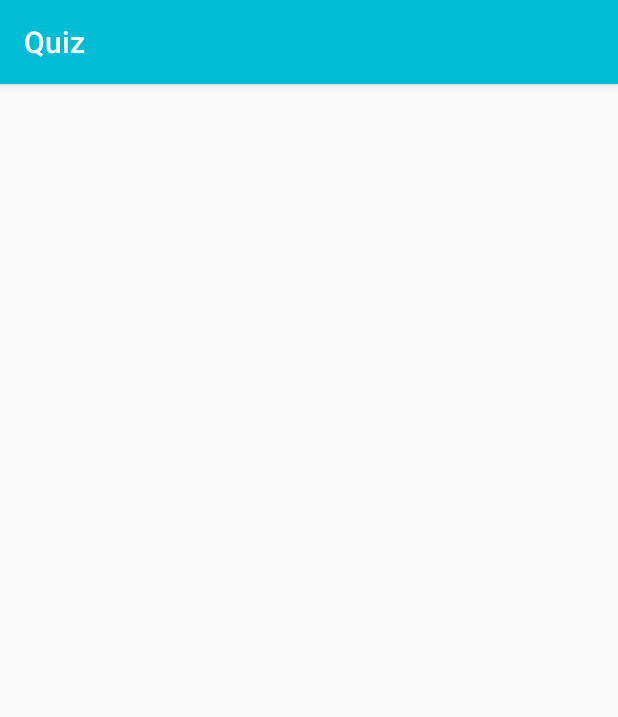
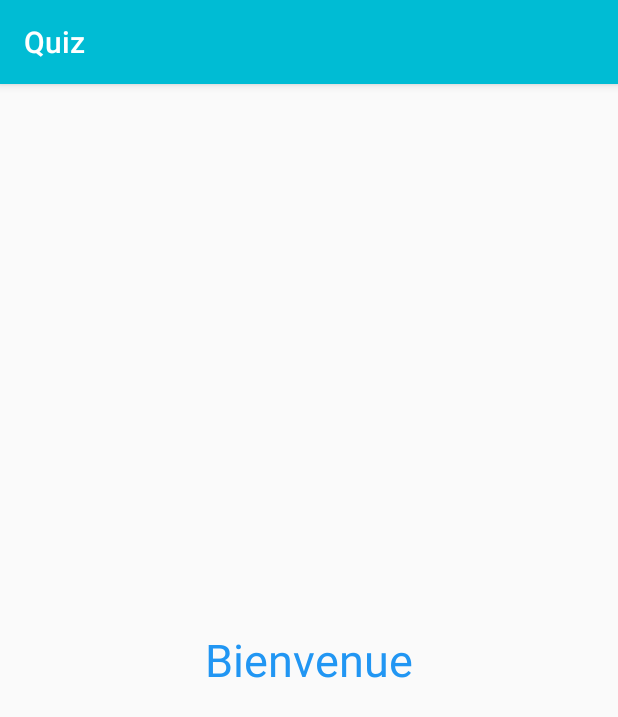
Before and after one commit to Croquignolex/quiz-mobile-kotlin, an Android app: the Playground screen opened directly, with no data from a screen before it, on a phone screen of 412 x 824 dp. Shown: the top 717 px of the screen. Run offline under Robolectric (Android 15) with nearby library versions, the phone set to English and light mode, and no system bars.

```diff
--- a/app/src/main/res/layout/activity_main.xml
+++ b/app/src/main/res/layout/activity_main.xml
@@ -64,12 +64,13 @@
                     android:layout_width="match_parent"
                     android:layout_height="wrap_content"
                     android:textColor="@color/colorDark"
+                    android:id="@+id/nameField"
                     android:hint="@string/name_hint"/>
 
             </com.google.android.material.textfield.TextInputLayout>
 
             <Button
-                android:id="@+id/button"
+                android:id="@+id/submitButton"
                 android:layout_width="match_parent"
                 android:layout_height="wrap_content"
                 android:textColor="@color/colorWhite"
--- a/app/src/main/res/layout/activity_playground.xml
+++ b/app/src/main/res/layout/activity_playground.xml
@@ -1,9 +1,21 @@
 <?xml version="1.0" encoding="utf-8"?>
-<androidx.constraintlayout.widget.ConstraintLayout xmlns:android="http://schemas.android.com/apk/res/android"
+<LinearLayout xmlns:android="http://schemas.android.com/apk/res/android"
     xmlns:app="http://schemas.android.com/apk/res-auto"
     xmlns:tools="http://schemas.android.com/tools"
     android:layout_width="match_parent"
     android:layout_height="match_parent"
+    android:gravity="center"
+    android:padding="10sp"
+    android:orientation="vertical"
     tools:context=".Playground">
 
-</androidx.constraintlayout.widget.ConstraintLayout>
+    <TextView
+        android:id="@+id/textView2"
+        android:layout_width="wrap_content"
+        android:layout_height="wrap_content"
+        android:text="@string/welcome"
+        android:textSize="30sp"
+        android:textColor="@color/colorThemeDark"
+        tools:layout_editor_absoluteX="188dp"
+        tools:layout_editor_absoluteY="305dp" />
+</LinearLayout>
--- a/app/src/main/res/values/strings.xml
+++ b/app/src/main/res/values/strings.xml
@@ -7,7 +7,7 @@
         </a>
     </string>
 
-    <string name="welcome">Bienvenu</string>
+    <string name="welcome">Bienvenue</string>
     <string name="please_enter_your_name">Entrez voutre nom SVP</string>
     <string name="name_hint">Exemple: Alex</string>
     <string name="submit">Valider</string>
```
Also changed, not shown: app/src/main/java/com/tikiton/quiz/MainActivity.kt (+12 -0 lines), app/src/main/java/com/tikiton/quiz/Playground.kt (+20 -0 lines).
